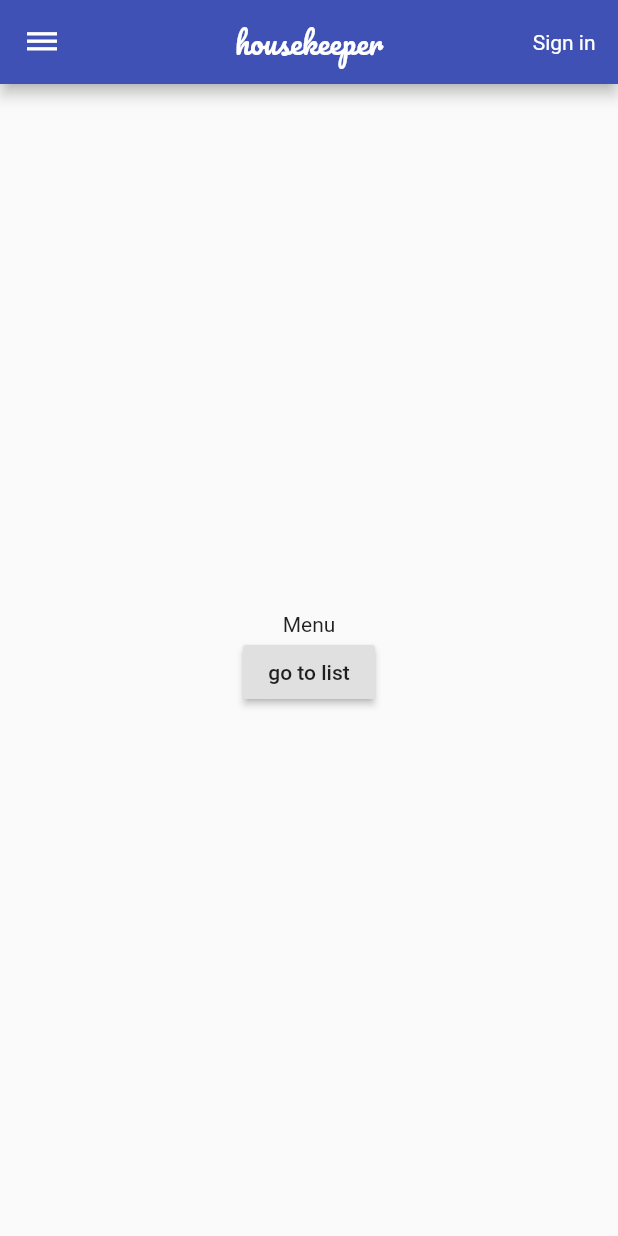
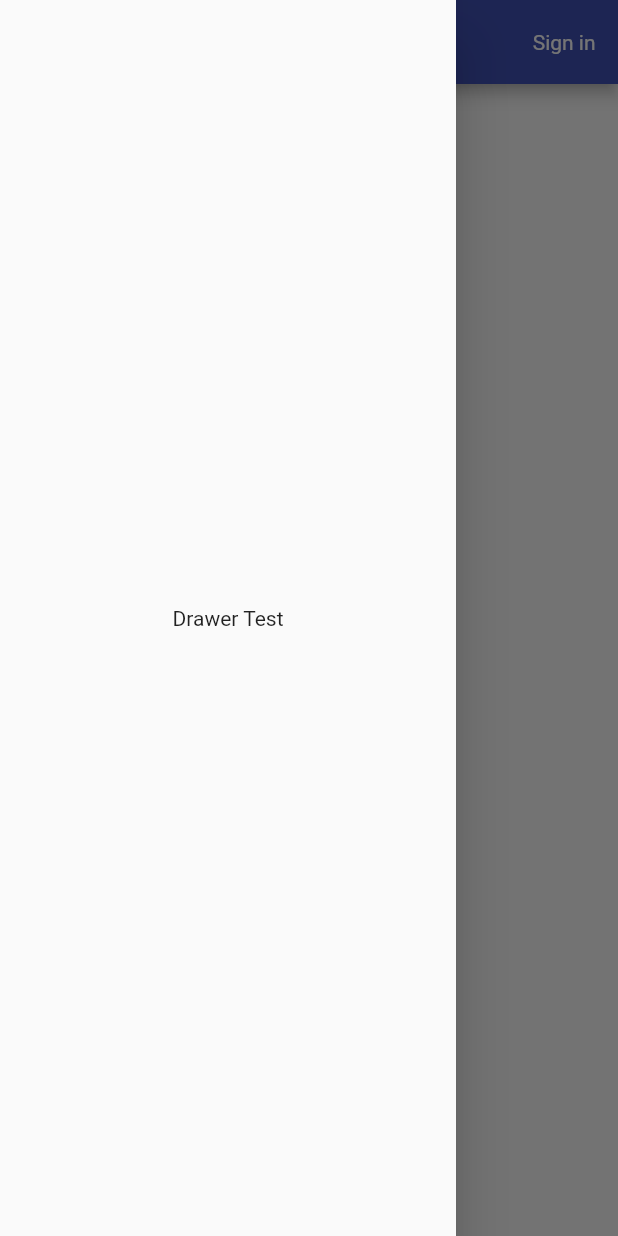
Before and after one commit to raynear/housekeeper, a Flutter app: the screen it shows after launch, with the side drawer open (before the commit the screen has no drawer), on a phone screen of 412 x 824 dp. Run offline on Flutter 3.47's test engine with Material 2 defaults, Android fonts, the phone set to English and light mode, and no system bars; our stand-ins replace cached_network_image, cloud_firestore, firebase_auth, firebase_core, flutter_signin_button, get and 2 more; missing offline and left inert: flutter_facebook_login; accounts and stored records are empty.

Commit message:
add drawer change navigator transition speed

```diff
--- a/lib/main.dart
+++ b/lib/main.dart
@@ -33,9 +33,22 @@ class _MyApp extends State<MyApp> {
       ),
       initialRoute: '/',
       getPages: [
-        GetPage(name: '/', page: () => MainPage()),
-        GetPage(name: '/house_list', page: () => HouseList()),
-        GetPage(name: '/sign_in', page: () => SignIn()),
+        GetPage(
+            name: '/',
+            page: () => MainPage(),
+            transitionDuration: Duration(milliseconds: 100),
+            transition: Transition.native),
+        GetPage(
+            name: '/house_list',
+            page: () => HouseList(),
+            curve: Curves.bounceIn,
+            transitionDuration: Duration(milliseconds: 100),
+            transition: Transition.native),
+        GetPage(
+            name: '/sign_in',
+            page: () => SignIn(),
+            transitionDuration: Duration(milliseconds: 100),
+            transition: Transition.native),
       ],
     );
   }
--- a/lib/pages/main_page.dart
+++ b/lib/pages/main_page.dart
@@ -13,15 +13,14 @@ class _MainPageState extends State<MainPage> {
   @override
   Widget build(BuildContext context) {
     return Scaffold(
+        drawer: Drawer(
+            child: SafeArea(
+                child: Column(
+                    mainAxisAlignment: MainAxisAlignment.center,
+                    children: [Text('Drawer Test')]))),
         appBar: AppBar(
           centerTitle: true,
           automaticallyImplyLeading: true,
-          leading: IconButton(
-            icon: Icon(Icons.dehaze),
-            onPressed: () {
-              print('open left');
-            },
-          ),
           title: Text('housekeeper', style: GoogleFonts.getFont('Pacifico')),
           actions: [UserAvatar()],
         ),
```
